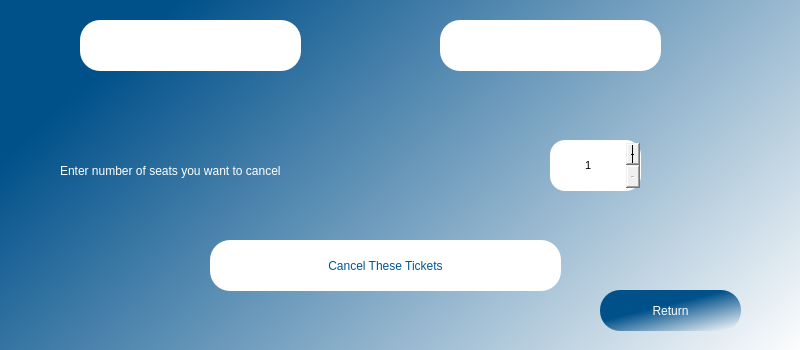
First picture: the form in ui/CancelBooking.ui, repository kareemsakkary/TrainBookingSystem, before the edit; both pictures show x 0 to 800 and y 490 to 840 of the 800 by 840 pixel window.
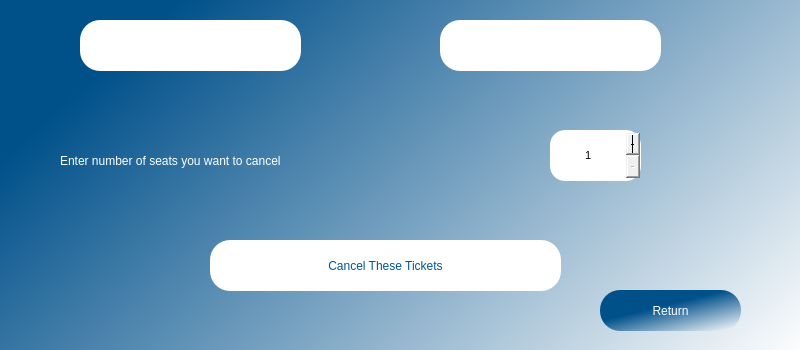
Second picture: the form after the edit.

Diff of the .ui file:
```diff
--- a/ui/CancelBooking.ui
+++ b/ui/CancelBooking.ui
@@ -275,7 +275,7 @@
     <property name="geometry">
      <rect>
       <x>550</x>
-      <y>630</y>
+      <y>620</y>
       <width>91</width>
       <height>51</height>
      </rect>
@@ -423,7 +423,7 @@
     <property name="geometry">
      <rect>
       <x>60</x>
-      <y>640</y>
+      <y>630</y>
       <width>471</width>
       <height>41</height>
      </rect>
```
Left out of the diff: 20 changed lines with no effect on the pictures.
